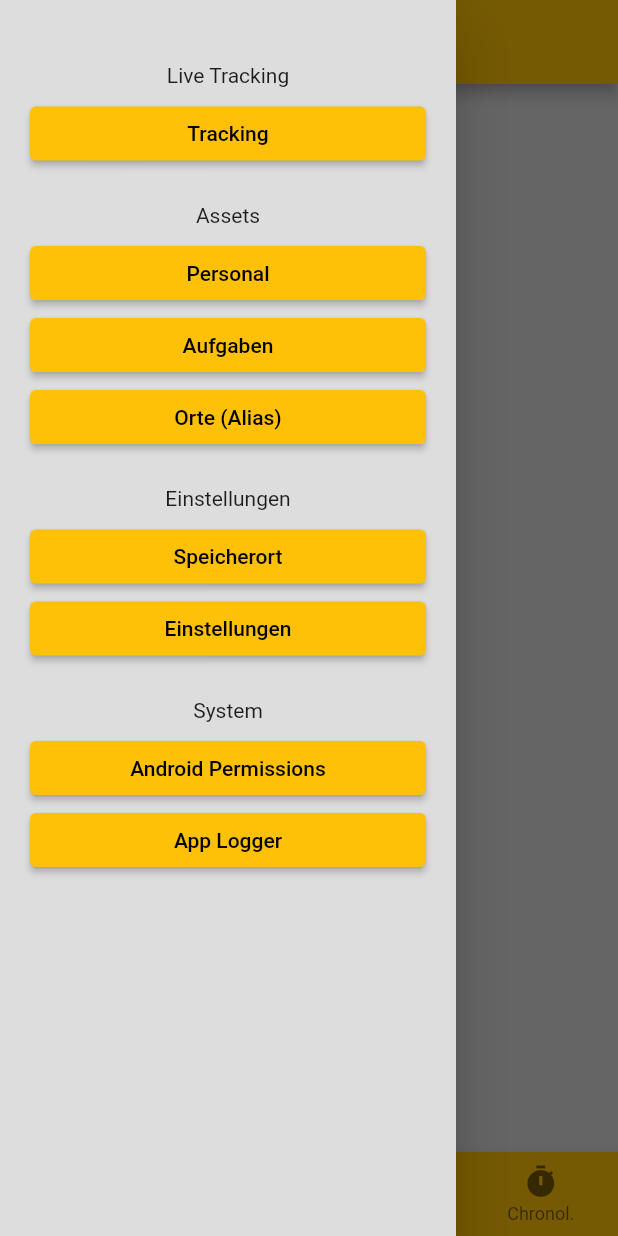
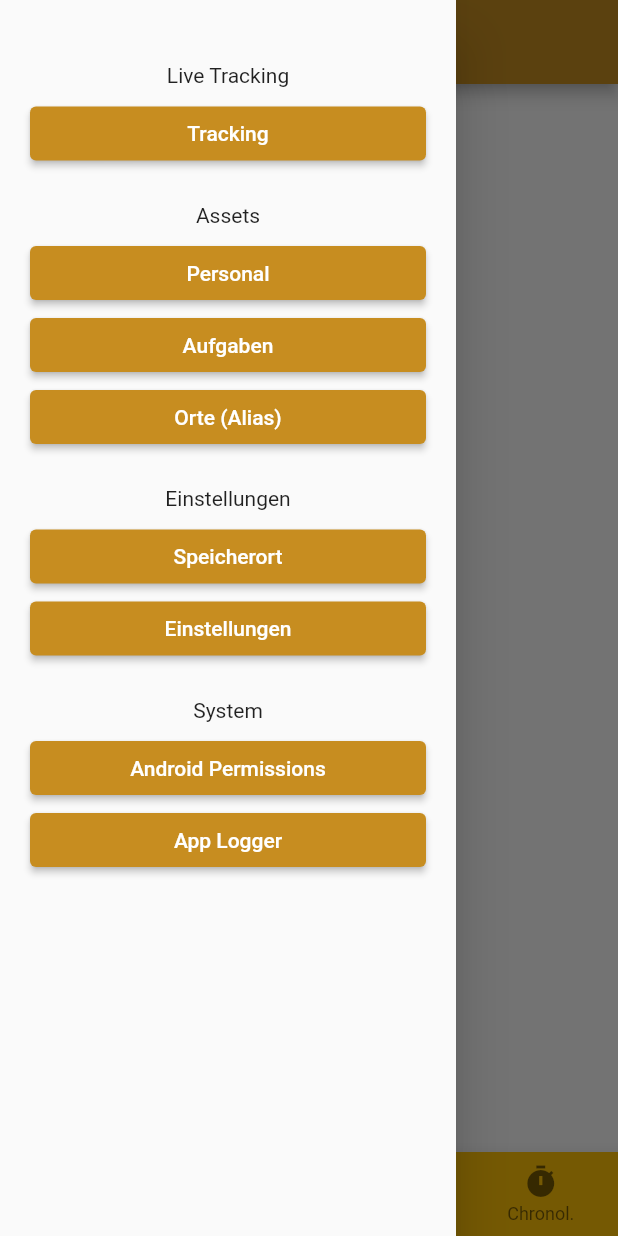
Before and after one commit to steffomix/chaostours, a Flutter app: what materialApp() shows on an empty page, opened directly, with the side drawer open, on a phone screen of 412 x 824 dp. Run offline on Flutter 3.47's test engine with Material 2 defaults, Android fonts, the phone set to English and light mode, and no system bars; our stand-ins replace flutter_local_notifications, loading_animation_widget, location, permission_handler, shared_preferences, sprintf; missing offline and left inert: android_intent_plus, app_settings, background_location_tracker, confirm_dialog, external_path, flutter_osm_plugin; accounts and stored records are empty; project files that could hold a hidden picture were left out.

Commit message:
app running again

```diff
--- a/lib/background_process/tracking.dart
+++ b/lib/background_process/tracking.dart
@@ -1,4 +1,3 @@
-/*
 import 'package:background_location_tracker/background_location_tracker.dart';
 import 'package:chaostours/background_process/trackpoint.dart';
 
@@ -63,4 +62,3 @@ class BackgroundTracking {
     );
   }
 }
-*/
--- a/lib/globals.dart
+++ b/lib/globals.dart
@@ -14,6 +14,11 @@ class Globals {
 
   /// german default short week names
   static List<String> weekDays = ['', 'Mo', 'Di', 'Mi', 'Do', 'Fr', 'Sa', 'So'];
+
+  /// dynamic settings checked only once on every app start.
+  /// Does not affect background tasks
+  static bool permissionsChecked = false;
+  static bool permissionsOk = true;
 
   /// user edit settings
   ///
--- /dev/null
+++ b/lib/view/app_colors.dart
@@ -0,0 +1,71 @@
+import 'package:flutter/material.dart';
+
+// https://rydmike.com/flexcolorscheme
+
+const ColorScheme mangoMojitoLight = ColorScheme(
+  brightness: Brightness.light,
+  primary: Color(0xffc78d20),
+  onPrimary: Color(0xffffffff),
+  primaryContainer: Color(0xffdeb059),
+  onPrimaryContainer: Color(0xff120f08),
+  secondary: Color(0xff616247),
+  onSecondary: Color(0xffffffff),
+  secondaryContainer: Color(0xffbcbca8),
+  onSecondaryContainer: Color(0xff10100e),
+  tertiary: Color(0xff8d9440),
+  onTertiary: Color(0xffffffff),
+  tertiaryContainer: Color(0xffbfc39b),
+  onTertiaryContainer: Color(0xff10100d),
+  error: Color(0xffb00020),
+  onError: Color(0xffffffff),
+  errorContainer: Color(0xfffcd8df),
+  onErrorContainer: Color(0xff141213),
+  background: Color(0xfffdfaf7),
+  onBackground: Color(0xff090909),
+  surface: Color(0xfffdfaf7),
+  onSurface: Color(0xff090909),
+  surfaceVariant: Color(0xfffbf6ef),
+  onSurfaceVariant: Color(0xff131312),
+  outline: Color(0xff565656),
+  outlineVariant: Color(0xffa2a2a2),
+  shadow: Color(0xff000000),
+  scrim: Color(0xff000000),
+  inverseSurface: Color(0xff171511),
+  onInverseSurface: Color(0xfff5f5f5),
+  inversePrimary: Color(0xfffff8b9),
+  surfaceTint: Color(0xffc78d20),
+);
+
+const ColorScheme mangoMojitoDark = ColorScheme(
+  brightness: Brightness.dark,
+  primary: Color(0xffdeb059),
+  onPrimary: Color(0xff14110a),
+  primaryContainer: Color(0xffc78d20),
+  onPrimaryContainer: Color(0xfffff5e4),
+  secondary: Color(0xff81816c),
+  onSecondary: Color(0xfff9f9f7),
+  secondaryContainer: Color(0xff5a5a35),
+  onSecondaryContainer: Color(0xffedede8),
+  tertiary: Color(0xffafb479),
+  onTertiary: Color(0xff11120d),
+  tertiaryContainer: Color(0xff82883d),
+  onTertiaryContainer: Color(0xfff4f5e9),
+  error: Color(0xffcf6679),
+  onError: Color(0xff140c0d),
+  errorContainer: Color(0xffb1384e),
+  onErrorContainer: Color(0xfffbe8ec),
+  background: Color(0xff1d1a15),
+  onBackground: Color(0xffededec),
+  surface: Color(0xff1d1a15),
+  onSurface: Color(0xffededec),
+  surfaceVariant: Color(0xff292319),
+  onSurfaceVariant: Color(0xffdddcda),
+  outline: Color(0xffa3a39d),
+  outlineVariant: Color(0xff565651),
+  shadow: Color(0xff000000),
+  scrim: Color(0xff000000),
+  inverseSurface: Color(0xfffdfaf5),
+  onInverseSurface: Color(0xff131313),
+  inversePrimary: Color(0xff6f5b35),
+  surfaceTint: Color(0xffdeb059),
+);
--- a/lib/view/app_widgets.dart
+++ b/lib/view/app_widgets.dart
@@ -7,7 +7,7 @@ import 'package:loading_animation_widget/loading_animation_widget.dart';
 import 'package:chaostours/util.dart' as util;
 import 'package:chaostours/logger.dart';
 import 'package:chaostours/globals.dart';
-import 'package:chaostours/background_process/tracking.dart';
+import 'package:chaostours/view/app_colors.dart';
 import 'package:chaostours/view/widget_tracking_page.dart';
 import 'package:chaostours/view/widget_logger_page.dart';
 import 'package:chaostours/view/widget_permissions_page.dart';
@@ -22,6 +22,15 @@ import 'package:chaostours/view/widget_alias_trackpoint_list.dart';
 import 'package:chaostours/view/widget_osm.dart';
 import 'package:chaostours/view/widget_storage_settings.dart';
 import 'package:chaostours/view/widget_app_settings.dart';
+
+enum AppColorScheme {
+  bright(mangoMojitoLight),
+  dark(mangoMojitoLight);
+
+  final ColorScheme scheme;
+
+  const AppColorScheme(this.scheme);
+}
 
 enum AppColors {
   /// theme colors
@@ -130,11 +139,7 @@ class AppWidgets {
         // osm
         AppRoutes.osm.route: (context) => const WidgetOsm(),
       },
-      theme: ThemeData(
-        primarySwatch: Colors.amber,
-        primaryColor: const Color(0xFF4b830d),
-        canvasColor: const Color(0xFFDDDDDD),
-      ),
+      theme: ThemeData(colorScheme: AppColorScheme.bright.scheme),
       //home: const WidgetTrackingPage(),
     );
   }
--- a/lib/view/widget_permissions_page.dart
+++ b/lib/view/widget_permissions_page.dart
@@ -2,6 +2,7 @@ import 'dart:async';
 
 import 'package:flutter/material.dart';
 import 'package:permission_handler/permission_handler.dart';
+import 'package:app_settings/app_settings.dart';
 import 'package:chaostours/notifications.dart';
 //
 import 'package:chaostours/globals.dart';
@@ -19,11 +20,15 @@ class WidgetPermissionsPage extends StatefulWidget {
 }
 
 class _WidgetPermissionsPage extends State<WidgetPermissionsPage> {
+  Widget widgetPermissions = AppWidgets.loading('Checking Permissions');
   bool permissionChecked = false;
+  List<Widget> items = [];
 
   @override
   void initState() {
-    permissionItems();
+    _permissionItems().then((_) {
+      renderBody();
+    });
     super.initState();
   }
 
@@ -32,83 +37,147 @@ class _WidgetPermissionsPage extends State<WidgetPermissionsPage> {
     super.dispose();
   }
 
-  Widget widgetPermissions = AppWidgets.loading('Checking Permissions');
+  void permissionItems() {
+    _permissionItems().then((_) {
+      renderBody();
+    });
+  }
 
-  Future<void> permissionItems() async {
-    List<Widget> items = [];
+  Future<void> _permissionItems() async {
+    items.clear();
     if (!(await Permission.location.isGranted)) {
       items.add(ListTile(
-          leading:
-              const Text('Einfache (Vordergrund) GPS Ortung nicht erlaubt'),
+          leading: (await Permission.location.isGranted)
+              ? const Icon(Icons.done)
+              : const Icon(Icons.error_outline, color: Colors.red),
+          title: const Text('Einfache (Vordergrund) GPS Ortung nicht erlaubt'),
           subtitle: const Text(''),
           trailing: IconButton(
             icon: const Icon(Icons.settings),
-            onPressed: () {},
+            onPressed: () {
+              AppSettings.openLocationSettings(
+                  asAnotherTask: false,
+                  callback: () {
+                    permissionItems();
+                  });
+            },
           )));
     }
     if (!(await Permission.locationAlways.isGranted)) {
       items.add(ListTile(
-          leading: const Text('Hintergrund GPS Ortung nicht erlaubt'),
+          leading: (await Permission.locationAlways.isGranted)
+              ? const Icon(Icons.done)
+              : const Icon(Icons.error_outline, color: Colors.red),
+          title: const Text('Hintergrund GPS Ortung nicht erlaubt'),
           subtitle: const Text(''),
           trailing: IconButton(
             icon: const Icon(Icons.settings),
-            onPressed: () {},
+            onPressed: () {
+              AppSettings.openLocationSettings(
+                  asAnotherTask: false,
+                  callback: () {
+                    permissionItems();
+                  });
+            },
           )));
     }
     if (!(await Permission.ignoreBatteryOptimizations.isGranted)) {
       items.add(ListTile(
-          leading:
-              const Text('Ignorieren der Batterieoptimierung nicht erlaubt'),
+          leading: (await Permission.ignoreBatteryOptimizations.isGranted)
+              ? const Icon(Icons.done)
+              : const Icon(Icons.error_outline, color: Colors.red),
+          title: const Text('Ignorieren der Batterieoptimierung nicht erlaubt'),
           subtitle: const Text(''),
           trailing: IconButton(
             icon: const Icon(Icons.settings),
-            onPressed: () {},
+            onPressed: () {
+              AppSettings.openBatteryOptimizationSettings(
+                  asAnotherTask: false,
+                  callback: () {
+                    permissionItems();
+                  });
+            },
           )));
     }
     if (!(await Permission.storage.isGranted)) {
       items.add(ListTile(
-          leading:
+          leading: (await Permission.storage.isGranted)
+              ? const Icon(Icons.done)
+              : const Icon(Icons.error_outline, color: Colors.red),
+          title:
               const Text('Zugriff auf App-Internes Dateisystem nicht erlaubt'),
           subtitle: const Text(''),
           trailing: IconButton(
             icon: const Icon(Icons.settings),
-            onPressed: () {},
+            onPressed: () {
+              AppSettings.openInternalStorageSettings(
+                  asAnotherTask: false,
+                  callback: () {
+                    permissionItems();
+                  });
+            },
           )));
     }
     if (!(await Permission.manageExternalStorage.isGranted)) {
       items.add(ListTile(
-          leading:
+          leading: (await Permission.manageExternalStorage.isGranted)
+              ? const Icon(Icons.done)
+              : const Icon(Icons.error_outline, color: Colors.red),
+          title:
               const Text('Zugriff auf App-Externes Dateisystem nicht erlaubt'),
           subtitle: const Text(''),
           trailing: IconButton(
             icon: const Icon(Icons.settings),
-            onPressed: () {},
+            onPressed: () {
+              AppSettings.openAppSettings(
+                  asAnotherTask: false,
+                  callback: () {
+                    permissionItems();
+                  });
+            },
           )));
     }
     if (!(await Permission.notification.isGranted)) {
       items.add(ListTile(
-          leading: const Text('Anzeige von App-Meldungen nicht erlaubt'),
+          leading: (await Permission.notification.isGranted)
+              ? const Icon(Icons.done)
+              : const Icon(Icons.error_outline, color: Colors.red),
+          title: const Text('Anzeige von App-Meldungen nicht erlaubt'),
           subtitle: const Text(''),
           trailing: IconButton(
             icon: const Icon(Icons.settings),
-            onPressed: () {},
+            onPressed: () {
+              AppSettings.openNotificationSettings(
+                  asAnotherTask: false,
+                  callback: () {
+                    permissionItems();
+                  });
+            },
           )));
     }
     if (!(await Permission.calendar.isGranted)) {
       items.add(ListTile(
-          leading: const Text('Zugriff auf Geräte-Kalender nicht erlaubt'),
+          leading: (await Permission.calendar.isGranted)
+              ? const Icon(Icons.done)
+              : const Icon(Icons.error_outline, color: Colors.red),
+          title: const Text('Zugriff auf Geräte-Kalender nicht erlaubt'),
           subtitle: const Text(''),
           trailing: IconButton(
             icon: const Icon(Icons.settings),
-            onPressed: () {},
+            onPressed: () {
+              AppSettings.openAppSettings(
+                  asAnotherTask: false,
+                  callback: () {
+                    permissionItems();
+                  });
+            },
           )));
     }
-    renderBody(items);
     Future.delayed(const Duration(seconds: 1), permissionItems);
   }
 
-  void renderBody(List<Widget> items) {
-    widgetPermissions = ListView(children: items);
+  void renderBody() {
+    widgetPermissions = ListView(children: [...items]);
     setState(() {});
   }
 
--- a/lib/view/widget_tracking_page.dart
+++ b/lib/view/widget_tracking_page.dart
@@ -54,6 +54,8 @@ class _WidgetTrackingPage extends State<WidgetTrackingPage> {
       TrackingPageDisplayMode.recentTrackPoints;
   static int _bottomBarIndex = 0;
 
+  String currentPermissionCheck = '';
+
   ///
   /// active trackpoint data
   static TrackingStatus lastStatus = TrackingStatus.none;
@@ -65,38 +67,14 @@ class _WidgetTrackingPage extends State<WidgetTrackingPage> {
   static List<GPS> runningTrackPoints = [];
 
   /// both must be true
-  static bool permissionsChecked = false;
-  static bool permissionsOk = true;
+  ///
 
   @override
   void initState() {
+    checkPermissions(context);
     EventManager.listen<EventOnAppTick>(onTick);
     EventManager.listen<EventOnAddressLookup>(onAddressLookup);
     super.initState();
-  }
-
-  void checkPermissions(BuildContext context) async {
-    List<Permission> pm = [
-      Permission.location,
-      Permission.locationAlways,
-
-      /// disabled due to always false and no way to grand this permission
-      //Permission.storage,
-      Permission.manageExternalStorage,
-      Permission.notification,
-      Permission.calendar
-
-      /// user also need to disable not-used app reset
-    ];
-    for (var p in pm) {
-      if (await p.isDenied || await p.isPermanentlyDenied) {
-        permissionsOk = false;
-        permissionsChecked = true;
-        return;
-      }
-    }
-    permissionsOk = true;
-    permissionsChecked = true;
   }
 
   @override
@@ -104,6 +82,34 @@ class _WidgetTrackingPage extends State<WidgetTrackingPage> {
     EventManager.remove<EventOnAppTick>(onTick);
     EventManager.remove<EventOnAddressLookup>(onAddressLookup);
     super.dispose();
+  }
+
+  void checkPermissions(BuildContext context) async {
+    Map<String, Permission> pm = {
+      'Foreground GPS': Permission.location,
+      'Background GPS': Permission.locationAlways,
+      //'Ignore Battery Optimizations': Permission.ignoreBatteryOptimizations,
+
+      /// disabled due to always false and no way to grand this permission
+      //Permission.storage,
+      'External Storage and SDCard': Permission.manageExternalStorage,
+      'Notification': Permission.notification,
+      'Calendar': Permission.calendar,
+
+      /// user also need to disable not-used app reset
+    };
+    for (var k in pm.keys) {
+      currentPermissionCheck = k;
+      setState(() {});
+      if ((await pm[k]?.isDenied ?? false) ||
+          (await pm[k]?.isPermanentlyDenied ?? false)) {
+        Globals.permissionsOk = false;
+        Globals.permissionsChecked = true;
+        return;
+      }
+    }
+    Globals.permissionsOk = true;
+    Globals.permissionsChecked = true;
   }
 
   Widget renderListViewBody(BuildContext context, List<Widget> list) {
@@ -117,26 +123,25 @@ class _WidgetTrackingPage extends State<WidgetTrackingPage> {
 
   @override
   Widget build(BuildContext context) {
-    Screen screen = Screen(context);
-    Widget body = const Center(child: Text('No Body'));
+    Widget body =
+        AppWidgets.loading('Checking Permission "$currentPermissionCheck".');
     List<Widget> list = [];
-    checkPermissions(context);
-    if (permissionsChecked && !permissionsOk) {
-      // remove eventListener
-      Navigator.pop(context);
+    // nothing checked at this point
+    if (Globals.permissionsChecked && !Globals.permissionsOk) {
       // navigate
-      Navigator.pushNamed(context, AppRoutes.permissions.route);
-    } else if (!permissionsChecked) {
+      Navigator.pushNamed(context, AppRoutes.permissions.route).then((_) {
+        setState(() {});
+      });
+    } else if (!Globals.permissionsChecked) {
       displayMode = TrackingPageDisplayMode.checkPermissions;
     } else if (runningTrackPoints.isEmpty) {
       displayMode = TrackingPageDisplayMode.waitingForGPS;
-    } else if (permissionsChecked &&
-        permissionsOk &&
+    } else if (Globals.permissionsChecked &&
+        Globals.permissionsOk &&
         (displayMode == TrackingPageDisplayMode.checkPermissions ||
             displayMode == TrackingPageDisplayMode.waitingForGPS)) {
       displayMode = TrackingPageDisplayMode.recentTrackPoints;
     }
-    //displayMode = TrackingPageDisplayMode.recentTrackPoints;
 
     switch (displayMode) {
       case TrackingPageDisplayMode.checkPermissions:
@@ -232,11 +237,17 @@ class _WidgetTrackingPage extends State<WidgetTrackingPage> {
   }
 
   Future<void> onAddressLookup(EventOnAddressLookup event) async {
+    if (!mounted) {
+      return;
+    }
     ModelTrackPoint.pendingAddress =
         (await Address(runningTrackPoints.first).lookupAddress()).toString();
   }
 
   Future<void> onTick(EventOnAppTick tick) async {
+    if (!mounted) {
+      return;
+    }
     String storage = FileHandler.combinePath(
         FileHandler.storages[Storages.appInternal]!, FileHandler.sharedFile);
     String jsonString = await FileHandler.read(storage);
```
Also changed, not shown: lib/app_loader.dart (+5 -6 lines), lib/gps.dart (+17 -4 lines), 1 other file.
